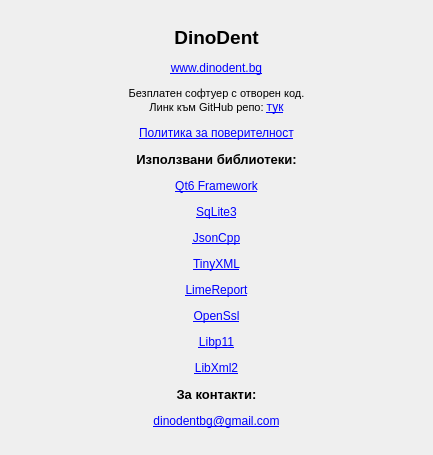
Old version of the form src/View/Widgets/AboutDialog.ui in the repository thefinalcutbg/DinoDent.
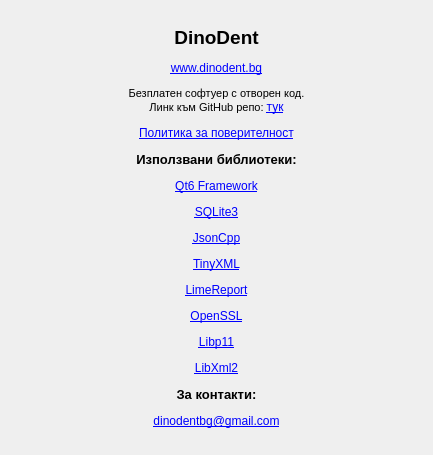
New version of the form.

Patch:
```diff
--- a/src/View/Widgets/AboutDialog.ui
+++ b/src/View/Widgets/AboutDialog.ui
@@ -17,7 +17,7 @@
    <item>
     <widget class="QLabel" name="label">
      <property name="text">
-      <string>&lt;html&gt;&lt;head/&gt;&lt;body&gt;&lt;p align=&quot;center&quot;&gt;&lt;span style=&quot; font-size:14pt; font-weight:700;&quot;&gt;DinoDent&lt;/span&gt;&lt;/p&gt;&lt;p align=&quot;center&quot;&gt;&lt;a href=&quot;www.dinodent.bg&quot;&gt;&lt;span style=&quot; text-decoration: underline; color:#0000ff;&quot;&gt;www.dinodent.bg&lt;/span&gt;&lt;/a&gt;&lt;/p&gt;&lt;p align=&quot;center&quot;&gt;&lt;span style=&quot; font-size:8pt;&quot;&gt;Безплатен софтуер с отворен код.&lt;br/&gt;Линк към GitHub репо: &lt;/span&gt;&lt;a href=&quot;https://github.com/thefinalcutbg/DinoDent&quot;&gt;&lt;span style=&quot; text-decoration: underline; color:#0000ff;&quot;&gt;тук&lt;/span&gt;&lt;/a&gt;&lt;/p&gt;&lt;p align=&quot;center&quot;&gt;&lt;a href=&quot;https://dinodent.bg/privacy_bg/&quot;&gt;&lt;span style=&quot; text-decoration: underline; color:#0000ff;&quot;&gt;Политика за поверителност&lt;/span&gt;&lt;/a&gt;&lt;/p&gt;&lt;p align=&quot;center&quot;&gt;&lt;span style=&quot; font-size:10pt; font-weight:700;&quot;&gt;Използвани библиотеки:&lt;/span&gt;&lt;/p&gt;&lt;p align=&quot;center&quot;&gt;&lt;a href=&quot;https://www.qt.io/&quot;&gt;&lt;span style=&quot; text-decoration: underline; color:#0000ff;&quot;&gt;Qt6 Framework&lt;/span&gt;&lt;/a&gt;&lt;/p&gt;&lt;p align=&quot;center&quot;&gt;&lt;a href=&quot;https://www.sqlite.org/index.html&quot;&gt;&lt;span style=&quot; text-decoration: underline; color:#0000ff;&quot;&gt;SqLite3&lt;/span&gt;&lt;/a&gt;&lt;/p&gt;&lt;p align=&quot;center&quot;&gt;&lt;a href=&quot;https://github.com/open-source-parsers/jsoncpp&quot;&gt;&lt;span style=&quot; text-decoration: underline; color:#0000ff;&quot;&gt;JsonCpp&lt;/span&gt;&lt;/a&gt;&lt;/p&gt;&lt;p align=&quot;center&quot;&gt;&lt;a href=&quot;https://sourceforge.net/projects/tinyxml/&quot;&gt;&lt;span style=&quot; text-decoration: underline; color:#0000ff;&quot;&gt;TinyXML&lt;/span&gt;&lt;/a&gt;&lt;/p&gt;&lt;p align=&quot;center&quot;&gt;&lt;a href=&quot;https://github.com/fralx/LimeReport&quot;&gt;&lt;span style=&quot; text-decoration: underline; color:#0000ff;&quot;&gt;LimeReport&lt;/span&gt;&lt;/a&gt;&lt;/p&gt;&lt;p align=&quot;center&quot;&gt;&lt;a href=&quot;https://www.openssl.org/&quot;&gt;&lt;span style=&quot; text-decoration: underline; color:#0000ff;&quot;&gt;OpenSsl&lt;/span&gt;&lt;/a&gt;&lt;/p&gt;&lt;p align=&quot;center&quot;&gt;&lt;a href=&quot;https://github.com/OpenSC/libp11&quot;&gt;&lt;span style=&quot; text-decoration: underline; color:#0000ff;&quot;&gt;Libp11&lt;/span&gt;&lt;/a&gt;&lt;/p&gt;&lt;p align=&quot;center&quot;&gt;&lt;a href=&quot;https://gitlab.gnome.org/GNOME/libxml2/-/releases&quot;&gt;&lt;span style=&quot; text-decoration: underline; color:#0000ff;&quot;&gt;LibXml2&lt;/span&gt;&lt;/a&gt;&lt;/p&gt;&lt;p align=&quot;center&quot;&gt;&lt;span style=&quot; font-size:10pt; font-weight:700;&quot;&gt;За контакти:&lt;/span&gt;&lt;/p&gt;&lt;p align=&quot;center&quot;&gt;&lt;a href=&quot;mailto:dinodentbg@gmail.com&quot;&gt;&lt;span style=&quot; text-decoration: underline; color:#0000ff;&quot;&gt;dinodentbg@gmail.com&lt;/span&gt;&lt;/a&gt;&lt;/p&gt;&lt;/body&gt;&lt;/html&gt;</string>
+      <string>&lt;html&gt;&lt;head/&gt;&lt;body&gt;&lt;p align=&quot;center&quot;&gt;&lt;span style=&quot; font-size:14pt; font-weight:700;&quot;&gt;DinoDent&lt;/span&gt;&lt;/p&gt;&lt;p align=&quot;center&quot;&gt;&lt;a href=&quot;www.dinodent.bg&quot;&gt;&lt;span style=&quot; text-decoration: underline; color:#0000ff;&quot;&gt;www.dinodent.bg&lt;/span&gt;&lt;/a&gt;&lt;/p&gt;&lt;p align=&quot;center&quot;&gt;&lt;span style=&quot; font-size:8pt;&quot;&gt;Безплатен софтуер с отворен код.&lt;br/&gt;Линк към GitHub репо: &lt;/span&gt;&lt;a href=&quot;https://github.com/thefinalcutbg/DinoDent&quot;&gt;&lt;span style=&quot; text-decoration: underline; color:#0000ff;&quot;&gt;тук&lt;/span&gt;&lt;/a&gt;&lt;/p&gt;&lt;p align=&quot;center&quot;&gt;&lt;a href=&quot;https://dinodent.bg/privacy_bg/&quot;&gt;&lt;span style=&quot; text-decoration: underline; color:#0000ff;&quot;&gt;Политика за поверителност&lt;/span&gt;&lt;/a&gt;&lt;/p&gt;&lt;p align=&quot;center&quot;&gt;&lt;span style=&quot; font-size:10pt; font-weight:700;&quot;&gt;Използвани библиотеки:&lt;/span&gt;&lt;/p&gt;&lt;p align=&quot;center&quot;&gt;&lt;a href=&quot;https://www.qt.io/&quot;&gt;&lt;span style=&quot; text-decoration: underline; color:#0000ff;&quot;&gt;Qt6 Framework&lt;/span&gt;&lt;/a&gt;&lt;/p&gt;&lt;p align=&quot;center&quot;&gt;&lt;a href=&quot;https://www.sqlite.org/index.html&quot;&gt;&lt;span style=&quot; text-decoration: underline; color:#0000ff;&quot;&gt;SQLite3&lt;/span&gt;&lt;/a&gt;&lt;/p&gt;&lt;p align=&quot;center&quot;&gt;&lt;a href=&quot;https://github.com/open-source-parsers/jsoncpp&quot;&gt;&lt;span style=&quot; text-decoration: underline; color:#0000ff;&quot;&gt;JsonCpp&lt;/span&gt;&lt;/a&gt;&lt;/p&gt;&lt;p align=&quot;center&quot;&gt;&lt;a href=&quot;https://sourceforge.net/projects/tinyxml/&quot;&gt;&lt;span style=&quot; text-decoration: underline; color:#0000ff;&quot;&gt;TinyXML&lt;/span&gt;&lt;/a&gt;&lt;/p&gt;&lt;p align=&quot;center&quot;&gt;&lt;a href=&quot;https://github.com/fralx/LimeReport&quot;&gt;&lt;span style=&quot; text-decoration: underline; color:#0000ff;&quot;&gt;LimeReport&lt;/span&gt;&lt;/a&gt;&lt;/p&gt;&lt;p align=&quot;center&quot;&gt;&lt;a href=&quot;https://www.openssl.org/&quot;&gt;&lt;span style=&quot; text-decoration: underline; color:#0000ff;&quot;&gt;OpenSSL&lt;/span&gt;&lt;/a&gt;&lt;/p&gt;&lt;p align=&quot;center&quot;&gt;&lt;a href=&quot;https://github.com/OpenSC/libp11&quot;&gt;&lt;span style=&quot; text-decoration: underline; color:#0000ff;&quot;&gt;Libp11&lt;/span&gt;&lt;/a&gt;&lt;/p&gt;&lt;p align=&quot;center&quot;&gt;&lt;a href=&quot;https://gitlab.gnome.org/GNOME/libxml2/-/releases&quot;&gt;&lt;span style=&quot; text-decoration: underline; color:#0000ff;&quot;&gt;LibXml2&lt;/span&gt;&lt;/a&gt;&lt;/p&gt;&lt;p align=&quot;center&quot;&gt;&lt;span style=&quot; font-size:10pt; font-weight:700;&quot;&gt;За контакти:&lt;/span&gt;&lt;/p&gt;&lt;p align=&quot;center&quot;&gt;&lt;a href=&quot;mailto:dinodentbg@gmail.com&quot;&gt;&lt;span style=&quot; text-decoration: underline; color:#0000ff;&quot;&gt;dinodentbg@gmail.com&lt;/span&gt;&lt;/a&gt;&lt;/p&gt;&lt;/body&gt;&lt;/html&gt;</string>
      </property>
      <property name="textFormat">
       <enum>Qt::TextFormat::RichText</enum>
```
